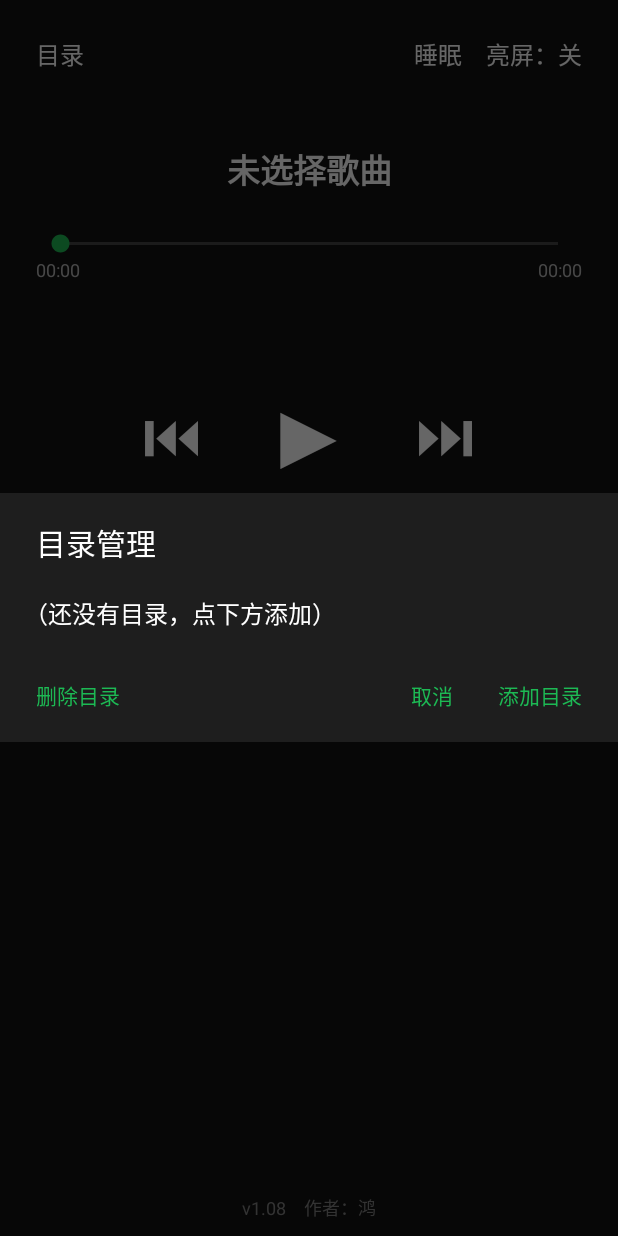
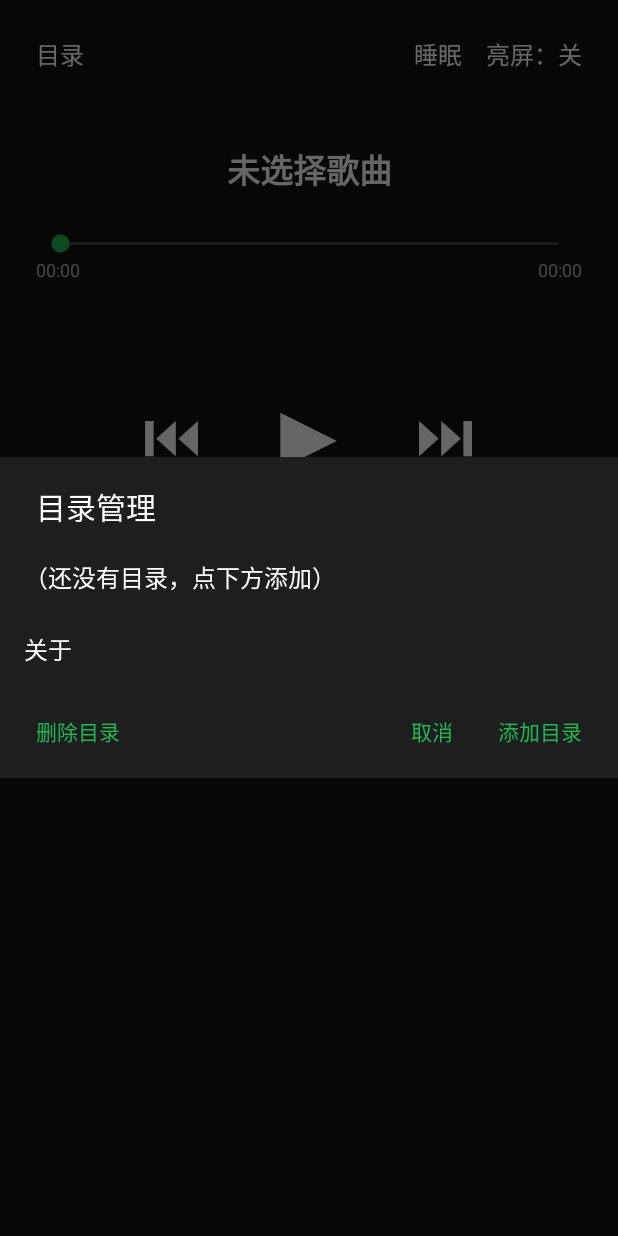
Before and after one commit to wanghongchun123/local-music-player, an Android app: the screen it shows after launch (MainActivity), after a tap on "目录", on a phone screen of 412 x 824 dp. Run offline under Robolectric (Android 15) with nearby library versions, the phone set to English and light mode, and no system bars; 2 statements that could not run were skipped.

Commit message:
v1.08: 关于信息移入目录管理弹窗（版本号不变）

```diff
--- a/app/src/main/java/com/example/musicplayer/MainActivity.kt
+++ b/app/src/main/java/com/example/musicplayer/MainActivity.kt
@@ -229,8 +229,6 @@ class MainActivity : AppCompatActivity() {
         btnPrev = findViewById(R.id.btn_prev)
         btnNext = findViewById(R.id.btn_next)
         listSongs = findViewById(R.id.list_songs)
-        findViewById<TextView>(R.id.tv_version_info).text =
-            "v${BuildConfig.VERSION_NAME}　作者：鸿"
     }
 
     private fun setupListeners() {
@@ -302,10 +300,16 @@ class MainActivity : AppCompatActivity() {
         if (items.isEmpty()) {
             items.add("（还没有目录，点下方添加）")
         }
+        val aboutIndex = items.size
+        items.add("关于")
 
         AlertDialog.Builder(this)
             .setTitle("目录管理")
             .setItems(items.toTypedArray()) { _, which ->
+                if (which == aboutIndex) {
+                    showAboutDialog()
+                    return@setItems
+                }
                 if (dirs.isEmpty()) {
                     // 空提示项被点击，直接打开选择器
                     openDirectoryPicker()
@@ -318,6 +322,15 @@ class MainActivity : AppCompatActivity() {
             .setPositiveButton("添加目录") { _, _ -> openDirectoryPicker() }
             .setNeutralButton("删除目录") { _, _ -> showDeleteDirDialog(dirs) }
             .setNegativeButton("取消", null)
+            .show()
+    }
+
+    /** 关于：显示版本号和作者 */
+    private fun showAboutDialog() {
+        AlertDialog.Builder(this)
+            .setTitle("关于")
+            .setMessage("本地音乐播放器\nv${BuildConfig.VERSION_NAME}\n作者：鸿")
+            .setPositiveButton("确定", null)
             .show()
     }
 
--- a/app/src/main/res/layout/activity_main.xml
+++ b/app/src/main/res/layout/activity_main.xml
@@ -143,15 +143,4 @@
         android:dividerHeight="1dp"
         android:paddingTop="8dp" />
 
-    <!-- 版本与作者信息 -->
-    <TextView
-        android:id="@+id/tv_version_info"
-        android:layout_width="match_parent"
-        android:layout_height="wrap_content"
-        android:gravity="center"
-        android:paddingTop="4dp"
-        android:paddingBottom="10dp"
-        android:textColor="#808080"
-        android:textSize="12sp" />
-
 </LinearLayout>
```
Also changed, not shown: 1 other file.
